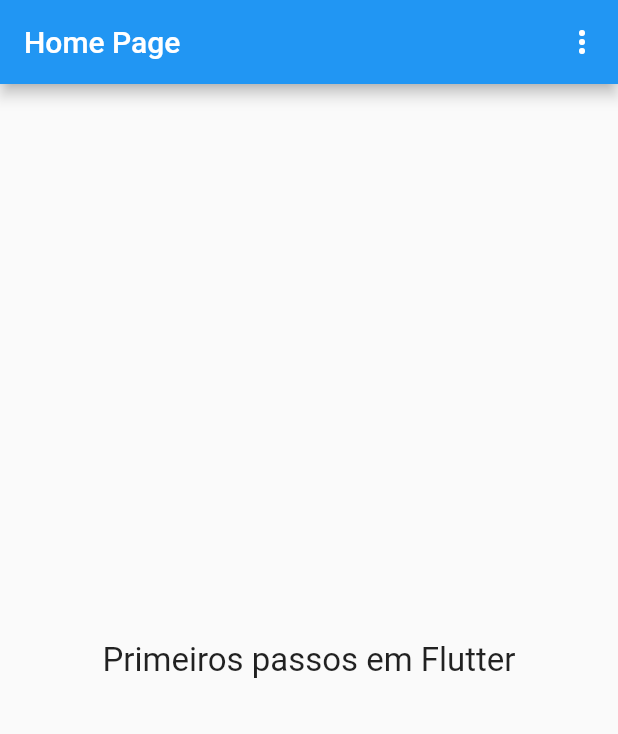
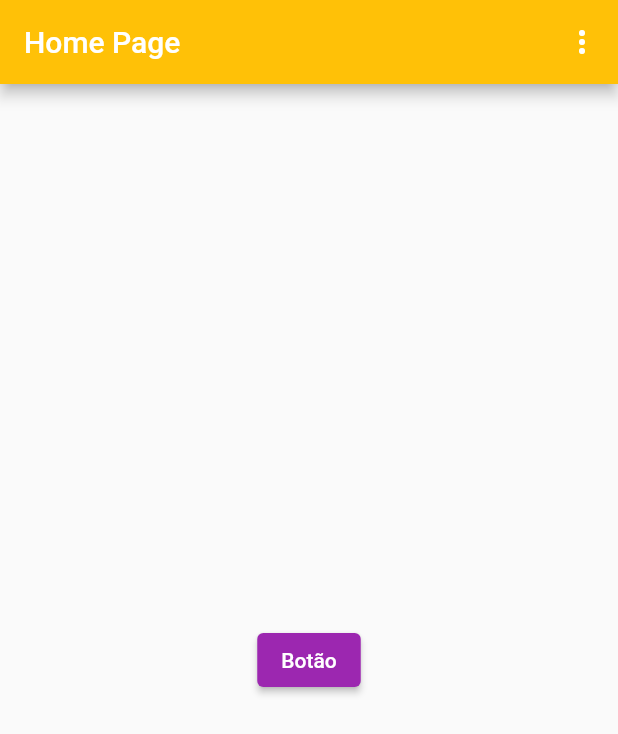
Before and after one commit to VitoriaMagnus/primeiros_passos_flutter, a Flutter app: the screen it shows after launch, on a phone screen of 412 x 824 dp. Shown: the top 734 px of the screen. Run offline on Flutter 3.47's test engine with Material 2 defaults, Android fonts, the phone set to English and light mode, and no system bars; our stand-ins replace device_preview.

Commit message:
ThemeData

```diff
--- a/lib/main.dart
+++ b/lib/main.dart
@@ -27,7 +27,17 @@ class MyApp extends StatelessWidget {
     return MaterialApp(
       title: 'Flutter Demo',
       theme: ThemeData(
+        primaryColor: Colors.amber,
         primarySwatch: Colors.blue,
+        primaryColorLight: Colors.purple,
+        elevatedButtonTheme: ElevatedButtonThemeData(
+          style: ElevatedButton.styleFrom(
+            primary: Colors.green,
+          ),
+        ),
+        appBarTheme: const AppBarTheme(
+          backgroundColor: Colors.amber,
+        ),
       ),
       locale: DevicePreview.locale(context),
       builder: DevicePreview.appBuilder,
--- a/lib/pages/home/home_page.dart
+++ b/lib/pages/home/home_page.dart
@@ -90,11 +90,24 @@ class HomePage extends StatelessWidget {
           ),
         ],
       ),
-      body: const Center(
-        child: Text(
-          'Primeiros passos em Flutter',
-          style: TextStyle(
-            fontSize: 22,
+      body: Theme(
+        data: Theme.of(context).copyWith(
+          primaryColor: Colors.red,
+          elevatedButtonTheme: ElevatedButtonThemeData(
+            style: ElevatedButton.styleFrom(
+              primary: Colors.purple,
+            ),
+          ),
+        ),
+        child: Center(
+          child: Column(
+            mainAxisAlignment: MainAxisAlignment.center,
+            children: [
+              ElevatedButton(
+                onPressed: () {},
+                child: Text('Botão'),
+              ),
+            ],
           ),
         ),
       ),
```
